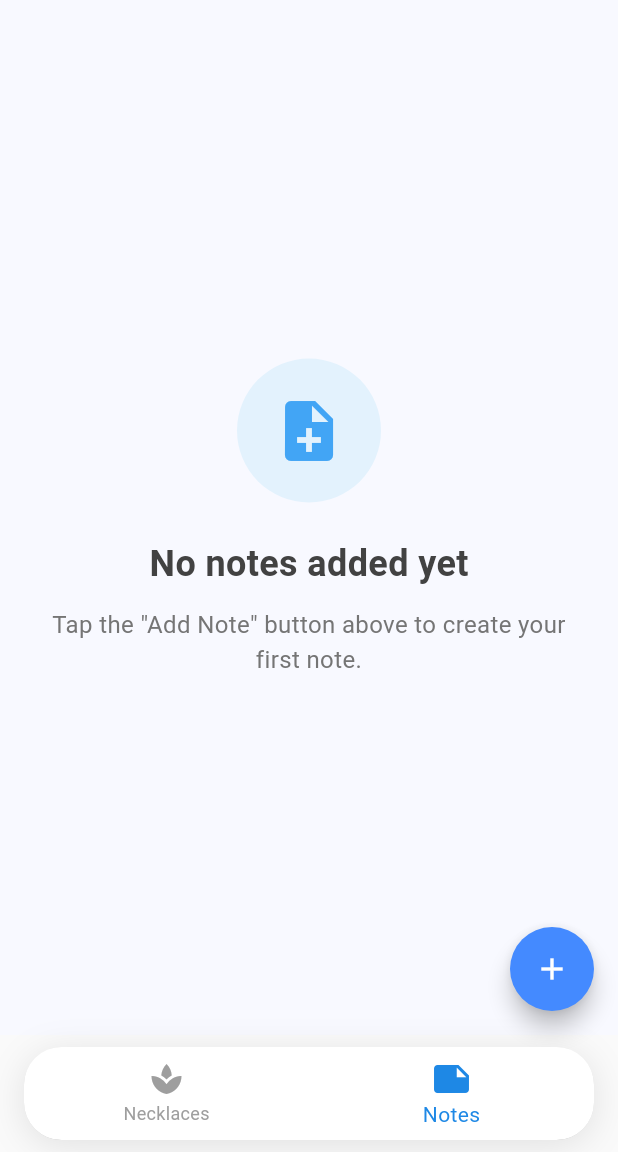
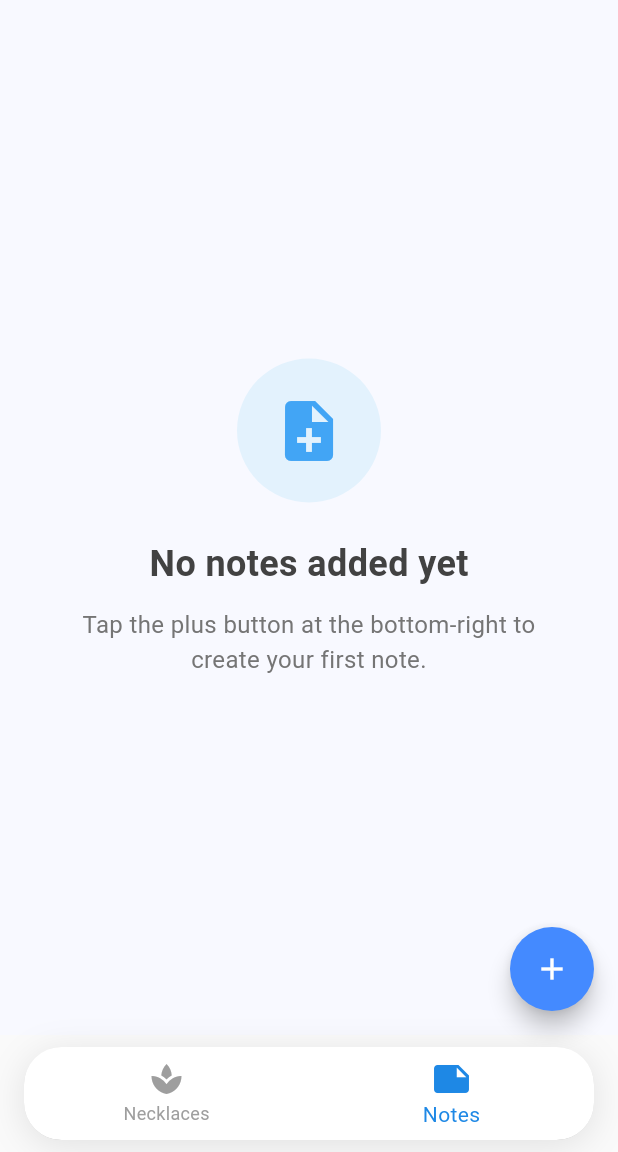
Before and after one commit to TylerHight/calming-necklace, a Flutter app: the screen it shows after launch, item 2 of the bottom bar chosen, on a phone screen of 412 x 824 dp, the part 84-1236 px from its top. Run offline on Flutter 3.47's test engine with Material 3 defaults, Android fonts, the phone set to English and light mode, and no system bars; our stand-ins replace equatable, flutter_bloc, flutter_blue_plus, logger, numberpicker, permission_handler and 3 more; missing offline and left inert: bloc_test, mockito; accounts and stored records are empty.

Commit message:
fix: update button instructions to reflect UI changes for note and necklace creation

```diff
--- a/lib/features/necklaces_screen/presentation/necklaces_screen.dart
+++ b/lib/features/necklaces_screen/presentation/necklaces_screen.dart
@@ -157,7 +157,7 @@ class _NecklacesScreenState extends State<NecklacesScreen> {
           ),
           const SizedBox(height: 12),
           Text(
-            'Tap the "Add Necklace" button above to add your first necklace.',
+            'Tap the plus button at the bottom-right to add your first necklace.',
             style: TextStyle(
               fontSize: 16,
               fontWeight: FontWeight.w400,
--- a/lib/features/notes/presentation/notes_screen.dart
+++ b/lib/features/notes/presentation/notes_screen.dart
@@ -122,7 +122,7 @@ class _NotesScreenState extends State<NotesScreen> {
           ),
           const SizedBox(height: 12),
           Text(
-            'Tap the "Add Note" button above to create your first note.',
+            'Tap the plus button at the bottom-right to create your first note.',
             style: TextStyle(
               fontSize: 16,
               fontWeight: FontWeight.w400,
```
